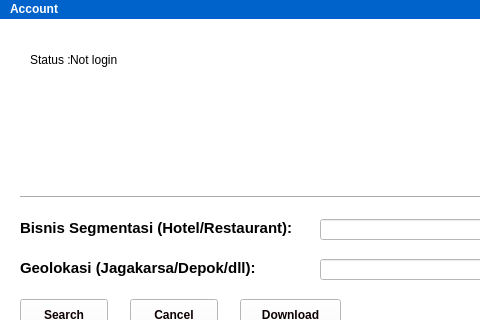
First picture: the form in form.ui, repository RP-Guruh/lead_generator_py_qt, before the edit; both pictures show x 0 to 480 and y 0 to 320 of the 1200 by 695 pixel window.
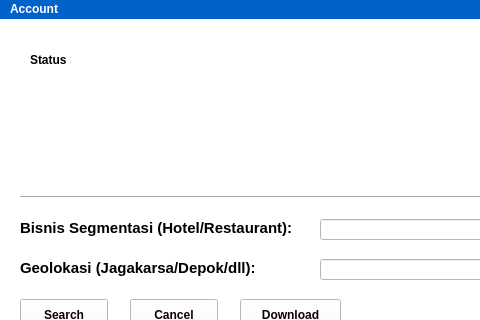
Second picture: the form after the edit. Icons and pictures are not drawn.

Commit message: realtime status login dan logout

What changed in the file:
```diff
--- a/form.ui
+++ b/form.ui
@@ -61,7 +61,8 @@
       </rect>
      </property>
      <property name="styleSheet">
-      <string notr="true">color:black</string>
+      <string notr="true">font-weight: bold;
+color:black</string>
      </property>
      <property name="text">
       <string>Status : </string>
@@ -70,17 +71,17 @@
     <widget class="QLabel" name="lblStatusLogin">
      <property name="geometry">
       <rect>
-       <x>50</x>
+       <x>60</x>
        <y>10</y>
-       <width>61</width>
+       <width>171</width>
        <height>21</height>
       </rect>
      </property>
      <property name="styleSheet">
-      <string notr="true">color:black</string>
+      <string notr="true">color:blue</string>
      </property>
      <property name="text">
-      <string>Not login</string>
+      <string/>
      </property>
     </widget>
    </widget>
```
The commit also changes 4 other files.
